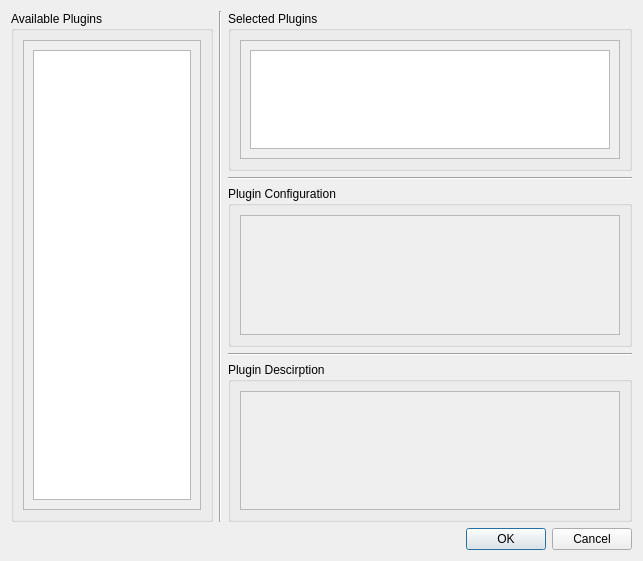
Old version of the form src/app/comms_champion/src/ui/PluginConfigDialog.ui in the repository commschamp/comms_champion.
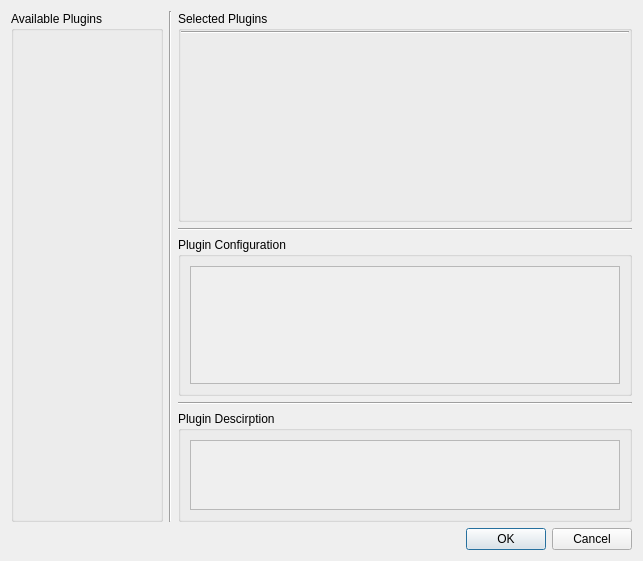
New version of the form.

Commit message: Preliminary implementation of multiple available plugins lists.

The edit to the form file:
```diff
--- a/src/app/comms_champion/src/ui/PluginConfigDialog.ui
+++ b/src/app/comms_champion/src/ui/PluginConfigDialog.ui
@@ -15,38 +15,27 @@
   </property>
   <layout class="QVBoxLayout" name="m_layout">
    <item>
-    <layout class="QHBoxLayout" name="horizontalLayout" stretch="1,0,2">
+    <layout class="QHBoxLayout" name="horizontalLayout" stretch="1,0,3">
      <item>
       <widget class="QGroupBox" name="m_availGroupBox">
        <property name="title">
         <string>Available Plugins</string>
        </property>
        <layout class="QVBoxLayout" name="m_availLayout">
+        <property name="leftMargin">
+         <number>0</number>
+        </property>
+        <property name="topMargin">
+         <number>0</number>
+        </property>
+        <property name="rightMargin">
+         <number>0</number>
+        </property>
+        <property name="bottomMargin">
+         <number>0</number>
+        </property>
         <item>
-         <layout class="QVBoxLayout" name="verticalLayout_4">
-          <item>
-           <widget class="QScrollArea" name="m_pluginListScrollArea">
-            <property name="widgetResizable">
-             <bool>true</bool>
-            </property>
-            <widget class="QWidget" name="scrollAreaWidgetContents">
-             <property name="geometry">
-              <rect>
-               <x>0</x>
-               <y>0</y>
-               <width>173</width>
-               <height>468</height>
-              </rect>
-             </property>
-             <layout class="QVBoxLayout" name="verticalLayout">
-              <item>
-               <widget class="QListWidget" name="m_availListWidget"/>
-              </item>
-             </layout>
-            </widget>
-           </widget>
-          </item>
-         </layout>
+         <widget class="QWidget" name="m_availableWidget" native="true"/>
         </item>
        </layout>
       </widget>
@@ -59,35 +48,35 @@
       </widget>
      </item>
      <item>
-      <layout class="QVBoxLayout" name="verticalLayout_8" stretch="1,0,1,0,1">
+      <layout class="QVBoxLayout" name="verticalLayout_8" stretch="4,0,3,0,2">
        <item>
         <widget class="QGroupBox" name="m_selectedGroupBox">
          <property name="title">
           <string>Selected Plugins</string>
          </property>
          <layout class="QVBoxLayout" name="m_selectedLayout">
+          <property name="leftMargin">
+           <number>0</number>
+          </property>
+          <property name="topMargin">
+           <number>0</number>
+          </property>
+          <property name="rightMargin">
+           <number>0</number>
+          </property>
+          <property name="bottomMargin">
+           <number>0</number>
+          </property>
           <item>
-           <widget class="QScrollArea" name="m_selectedScrollArea">
-            <property name="widgetResizable">
-             <bool>true</bool>
+           <widget class="Line" name="line_4">
+            <property name="orientation">
+             <enum>Qt::Horizontal</enum>
             </property>
-            <widget class="QWidget" name="scrollAreaWidgetContents_2">
-             <property name="geometry">
-              <rect>
-               <x>0</x>
-               <y>0</y>
-               <width>375</width>
-               <height>121</height>
-              </rect>
-             </property>
-             <layout class="QVBoxLayout" name="verticalLayout_3">
-              <item>
-               <widget class="QListWidget" name="m_selectedListWidget"/>
-              </item>
-             </layout>
-            </widget>
            </widget>
           </item>
+          <item>
+           <widget class="QWidget" name="m_selectedWidget" native="true"/>
+          </item>
          </layout>
         </widget>
        </item>
@@ -114,15 +103,11 @@
               <rect>
                <x>0</x>
                <y>0</y>
-               <width>375</width>
-               <height>120</height>
+               <width>426</width>
+               <height>117</height>
               </rect>
              </property>
-             <layout class="QVBoxLayout" name="verticalLayout_2">
-              <item>
-               <widget class="QWidget" name="widget" native="true"/>
-              </item>
-             </layout>
+             <layout class="QVBoxLayout" name="verticalLayout_2"/>
             </widget>
            </widget>
           </item>
@@ -152,8 +137,8 @@
               <rect>
                <x>0</x>
                <y>0</y>
-               <width>375</width>
-               <height>121</height>
+               <width>426</width>
+               <height>76</height>
               </rect>
              </property>
              <layout class="QVBoxLayout" name="verticalLayout_5">
```
The commit also changes 6 other files.
